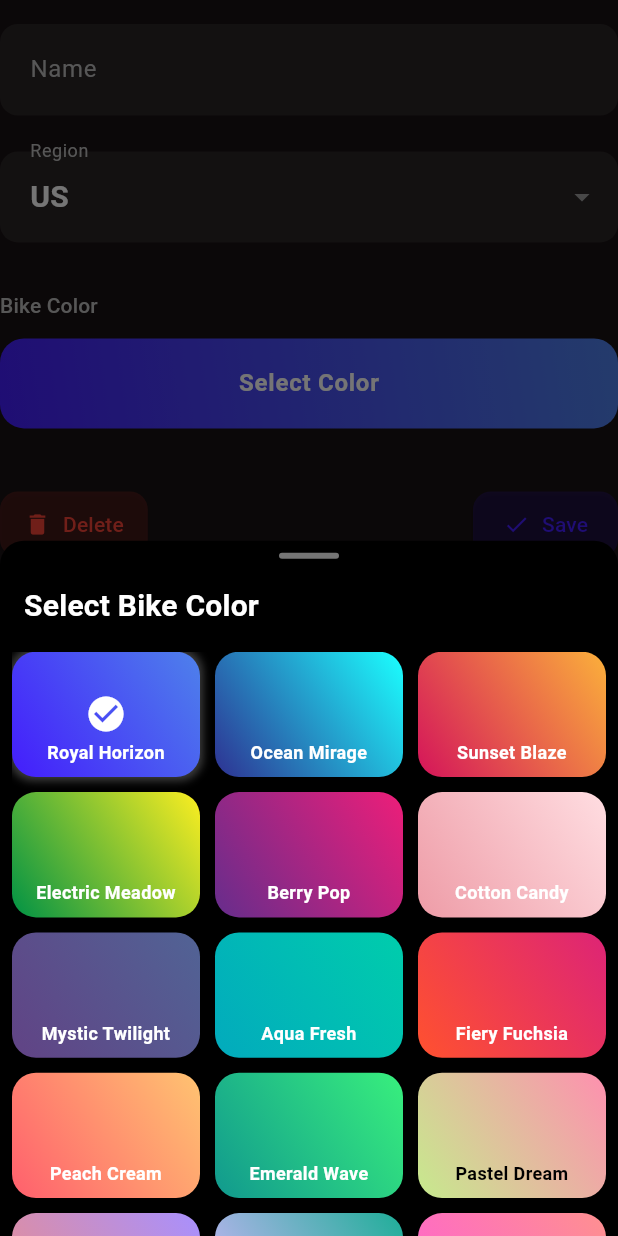
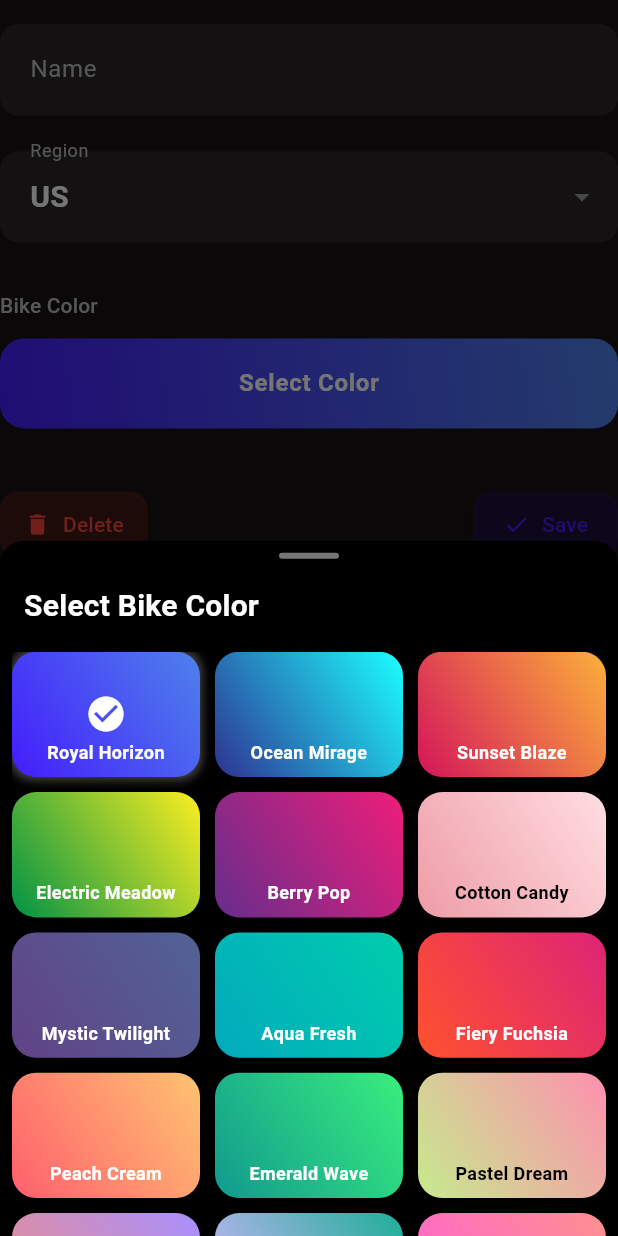
Before and after one commit to blopker/superduper, a Flutter app: the CompleteForm widget shown alone on an empty page, opened directly with empty values, after a tap on "Select Color", on a phone screen of 412 x 824 dp. Run offline on Flutter 3.47's test engine with Material 3 defaults, Android fonts, the phone set to English and light mode, and no system bars; drawn by our look-alikes of flutter_form_builder; our stand-ins replace device_info_plus, flutter_blue_plus, flutter_markdown, flutter_riverpod, form_builder_validators, freezed_annotation and 3 more; missing offline and left inert: flutter_foreground_task, unique_name_generator; generated files the repository leaves out were written again.

Commit message:
Add better type system for colors, refactor (#91)

```diff
--- a/lib/edit_bike.dart
+++ b/lib/edit_bike.dart
@@ -278,8 +278,8 @@ class _CompleteFormState extends ConsumerState<CompleteForm> {
                       borderRadius: BorderRadius.circular(16),
                       gradient: LinearGradient(
                         colors: [
-                          Color(colors[_selectedColorIndex].start),
-                          Color(colors[_selectedColorIndex].end),
+                          colors[_selectedColorIndex].start,
+                          colors[_selectedColorIndex].end,
                         ],
                         begin: Alignment.bottomLeft,
                         end: Alignment.topRight,
@@ -290,7 +290,7 @@ class _CompleteFormState extends ConsumerState<CompleteForm> {
                         'Select Color',
                         style: Theme.of(context).textTheme.bodyLarge?.copyWith(
                               fontWeight: FontWeight.bold,
-                              color: Colors.white,
+                              color: colors[_selectedColorIndex].fontColor(),
                             ),
                       ),
                     ),
@@ -411,8 +411,8 @@ Future<int> _showColorPicker(BuildContext context, int currentIndex) async {
                 ),
                 itemCount: colors.length,
                 itemBuilder: (BuildContext context, int index) {
-                  final startColor = Color(colors[index].start);
-                  final textColor = startColor.computeLuminance() > 0.5 ? Colors.black : Colors.white;
+                  final color = colors[index];
+                  final textColor = color.fontColor();
                   return Material(
                     color: Colors.transparent,
                     child: InkWell(
@@ -425,8 +425,8 @@ Future<int> _showColorPicker(BuildContext context, int currentIndex) async {
                           borderRadius: BorderRadius.circular(16),
                           gradient: LinearGradient(
                             colors: [
-                              Color(colors[index].start),
-                              Color(colors[index].end),
+                              color.start,
+                              color.end,
                             ],
                             begin: Alignment.bottomLeft,
                             end: Alignment.topRight,
@@ -457,10 +457,9 @@ Future<int> _showColorPicker(BuildContext context, int currentIndex) async {
                               child: Text(
                                 colors[index].name,
                                 style: TextStyle(
-                                  color: textColor,
-                                  fontSize: 12,
-                                  fontWeight: FontWeight.bold
-                                ),
+                                    color: textColor,
+                                    fontSize: 12,
+                                    fontWeight: FontWeight.bold),
                                 maxLines: 1,
                                 overflow: TextOverflow.ellipsis,
                                 textAlign: TextAlign.center,
```
Also changed, not shown: lib/colors.dart (+58 -37 lines), lib/widgets.dart (+14 -11 lines).
